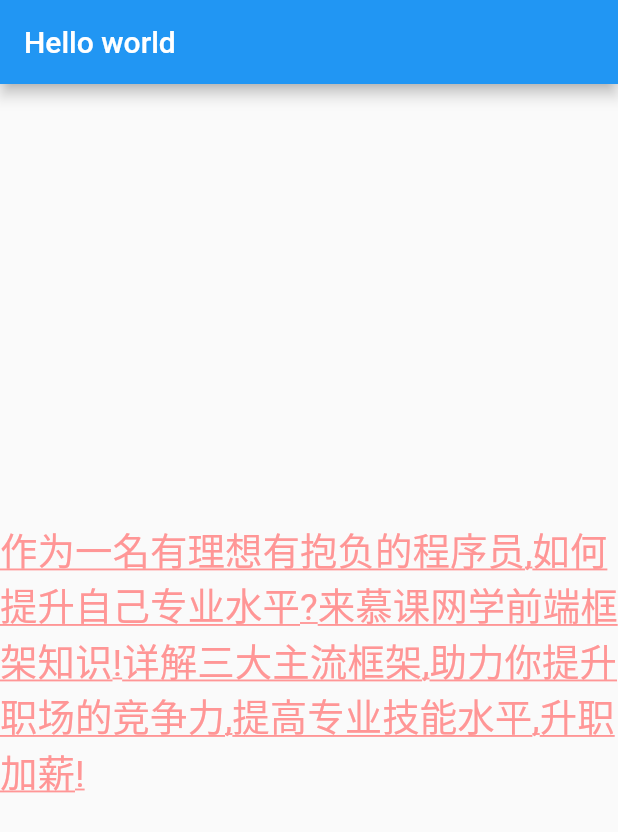
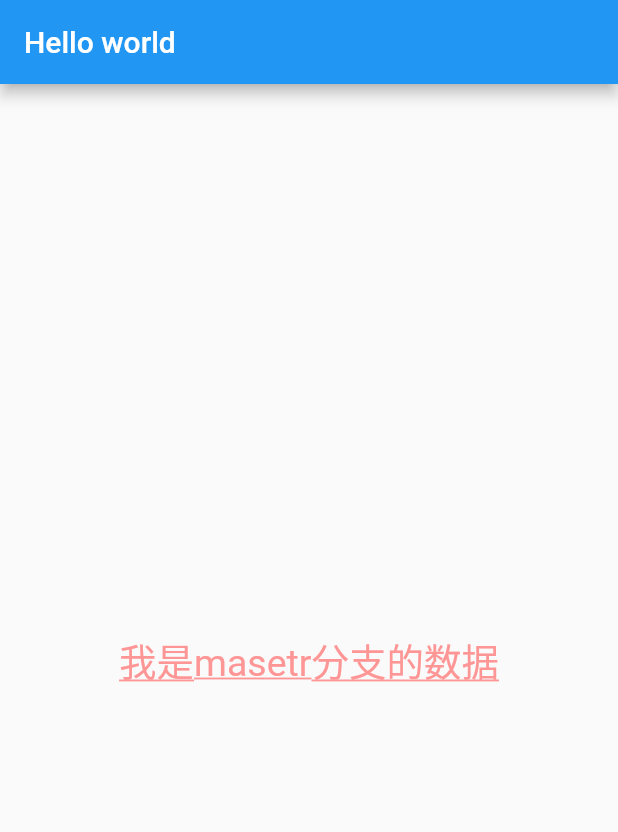
Before and after one commit to zhuzilyy/flutter_app, a Flutter app: the screen it shows after launch, on a phone screen of 412 x 824 dp. Shown: the top 832 px of the screen. Run offline on Flutter 3.47's test engine with Material 2 defaults, Android fonts, the phone set to English and light mode, and no system bars.

```diff
--- a/lib/main.dart
+++ b/lib/main.dart
@@ -15,7 +15,7 @@ class MyApp extends StatelessWidget{
         ),
         body: Center(
           child: Text(
-                  "作为一名有理想有抱负的程序员,如何提升自己专业水平?来慕课网学前端框架知识!详解三大主流框架,助力你提升职场的竞争力,提高专业技能水平,升职加薪!",
+                  "我是masetr分支的数据",
             textAlign: TextAlign.left,
         /*    maxLines: 1,
             overflow: TextOverflow.ellipsis,*/
```
